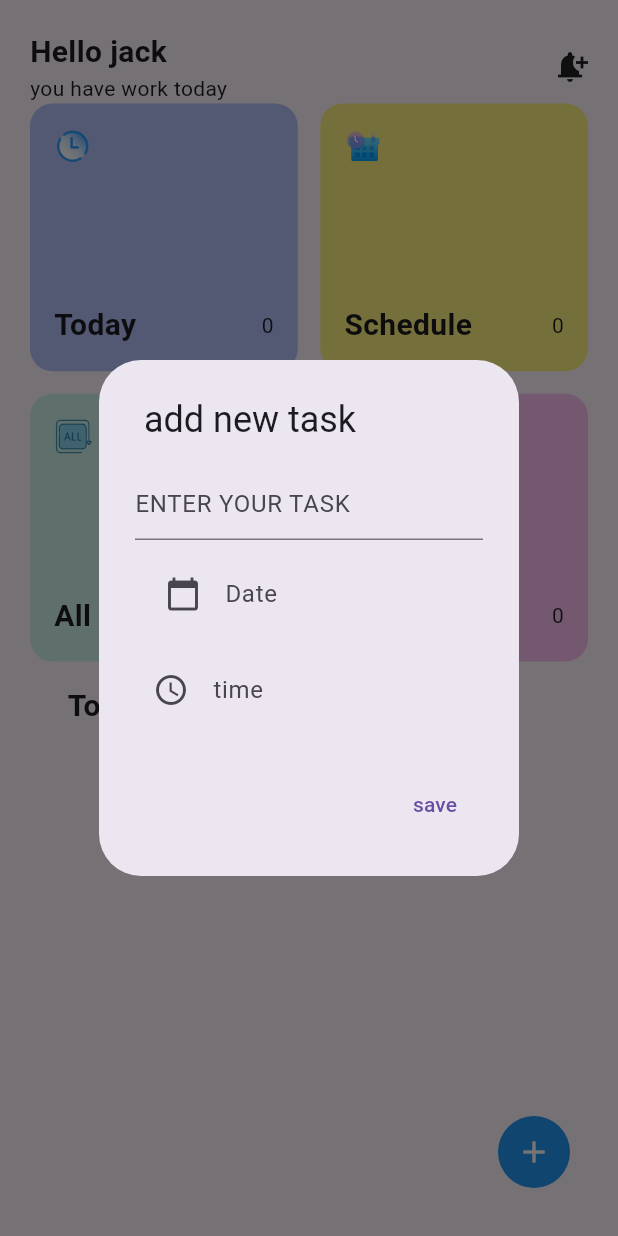
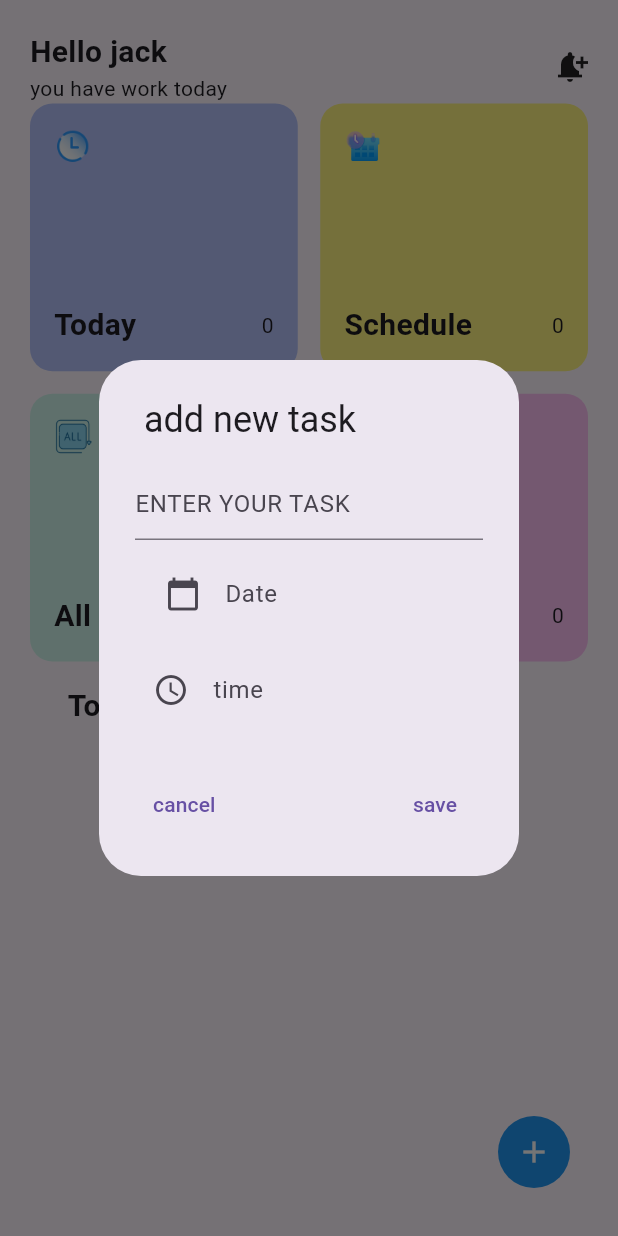
Before and after one commit to KALU56/friday_code_night, a Flutter app: the screen it shows after launch, after a tap on the "add" icon, on a phone screen of 412 x 824 dp. Run offline on Flutter 3.47's test engine with Material 3 defaults, Android fonts, the phone set to English and light mode, and no system bars.

Commit message:
feat: add functionality cancel

```diff
--- a/todo/lib/screens/home.dart
+++ b/todo/lib/screens/home.dart
@@ -119,7 +119,9 @@ class _HomeState extends State<Home> {
     _datecontroller.clear();
     _timecontroller.clear();
   }
-
+ void cancel(){
+   Navigator.of(context).pop();
+ }
   @override
   Widget build(BuildContext context) {
     return SafeArea(
@@ -270,11 +272,24 @@ class _HomeState extends State<Home> {
         ),
       ),
       actions: [
-        TextButton(
-          onPressed: () {
-            save();
-          },
-          child: Text('save'),
+        Row(
+
+          mainAxisSize: MainAxisSize.min,
+          children: [
+            TextButton(
+              onPressed: () {
+                cancel();
+              },
+              child: Text('cancel'),
+            ),
+            Spacer(),
+            TextButton(
+              onPressed: () {
+                save();
+              },
+              child: Text('save'),
+            ),
+          ],
         ),
       ],
     ),
@@ -305,11 +320,6 @@ class _HomeState extends State<Home> {
     );
     if (picked != null) {
       final formttedDate = DateFormat.yMEd().format(picked);
-      // final now = DateTime.now();
-      // bool isToday =
-      //     picked.year == now.year &&
-      //     picked.month == now.month &&
-      //     picked.day == now.day;
       setState(() {
         _datecontroller.text = formttedDate;
         _selectedDate = picked;
```
